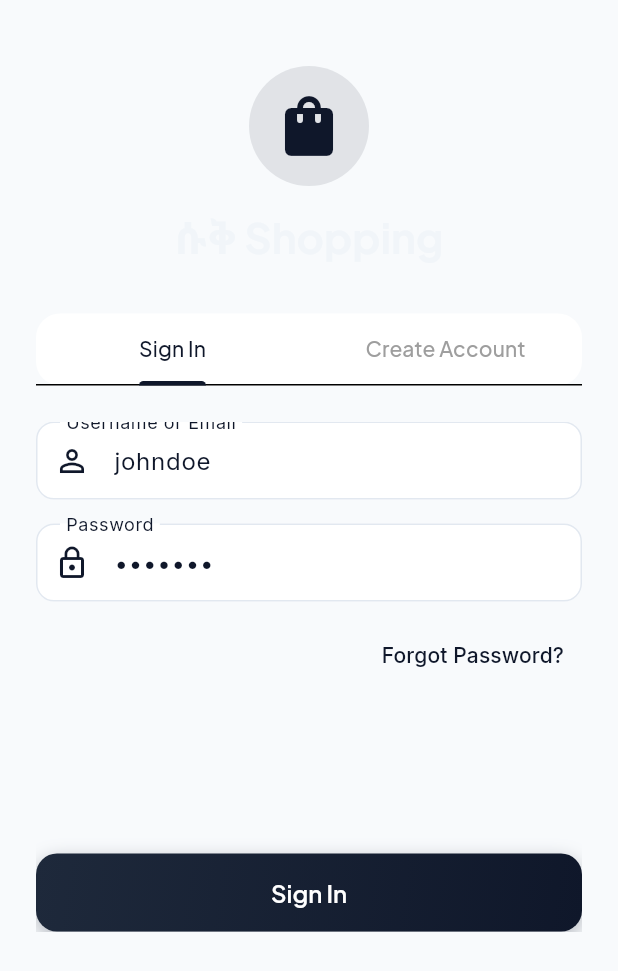
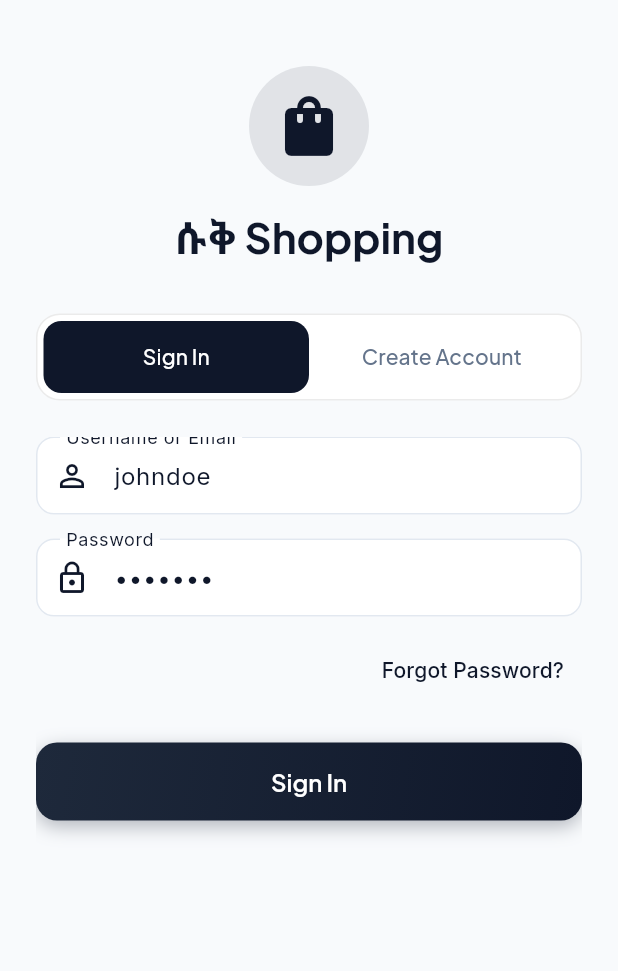
Before and after one commit to FikirteGT/Suk_Shopping-, a Flutter app: the AuthScreen screen opened directly, on a phone screen of 412 x 824 dp. Shown: the top 971 px of the screen. Run offline on Flutter 3.47's test engine with Material 3 defaults, Android fonts, the phone set to English and light mode, and no system bars; our stand-ins replace cached_network_image, fl_chart, flutter_rating_bar, flutter_riverpod, google_fonts, share_plus and 2 more; accounts and stored records are empty.

Commit message:
fix the unvisible lines and make the selected tabs stand out

```diff
--- a/lib/features/auth/presentation/screens/auth_screen.dart
+++ b/lib/features/auth/presentation/screens/auth_screen.dart
@@ -51,13 +51,13 @@ class _AuthScreenState extends State<AuthScreen>
                 child: Container(
                   padding: const EdgeInsets.all(16),
                   decoration: BoxDecoration(
-                    color: AppColors.primary.withValues(alpha: 0.1),
+                    color: Theme.of(context).colorScheme.primary.withValues(alpha: 0.1),
                     shape: BoxShape.circle,
                   ),
-                  child: const Icon(
+                  child: Icon(
                     Icons.shopping_bag_rounded,
                     size: 48,
-                    color: AppColors.primary,
+                    color: Theme.of(context).colorScheme.primary,
                   ),
                 ),
               ),
@@ -67,22 +67,32 @@ class _AuthScreenState extends State<AuthScreen>
                   'ሱቅ Shopping',
                   style: Theme.of(context).textTheme.headlineMedium?.copyWith(
                         fontWeight: FontWeight.bold,
-                        color: AppColors.secondary,
+                        color: Theme.of(context).colorScheme.primary,
                       ),
                 ),
               ),
               const SizedBox(height: 32),
               Container(
+                padding: const EdgeInsets.all(4),
                 decoration: BoxDecoration(
                   color: Theme.of(context).colorScheme.surface,
                   borderRadius: BorderRadius.circular(16),
+                  border: Border.all(
+                    color: Theme.of(context).dividerColor.withValues(alpha: 0.08),
+                  ),
                 ),
                 child: TabBar(
                   controller: _tabController,
-                  indicatorColor: AppColors.primary,
-                  labelColor: AppColors.primary,
-                  unselectedLabelColor: Colors.grey,
-                  selectedLabelColor: AppColors.grey,
+                  indicator: BoxDecoration(
+                    borderRadius: BorderRadius.circular(12),
+                    color: Theme.of(context).colorScheme.primary,
+                  ),
+                  labelColor: Theme.of(context).colorScheme.onPrimary,
+                  unselectedLabelColor: Theme.of(context).brightness == Brightness.dark
+                      ? AppColors.darkTextSecondary
+                      : AppColors.lightTextSecondary,
+                  indicatorSize: TabBarIndicatorSize.tab,
+                  dividerColor: Colors.transparent,
                   tabs: const [
                     Tab(text: 'Sign In'),
                     Tab(text: 'Create Account'),
@@ -91,7 +101,7 @@ class _AuthScreenState extends State<AuthScreen>
               ),
               const SizedBox(height: 24),
               SizedBox(
-                height: 340,
+                height: 380,
                 child: TabBarView(
                   controller: _tabController,
                   children: [
@@ -124,7 +134,7 @@ class _AuthScreenState extends State<AuthScreen>
                               child: const Text('Forgot Password?'),
                             ),
                           ),
-                          const Spacer(),
+                          const SizedBox(height: 24),
                           CustomButton(
                             text: 'Sign In',
                             isLoading: _isLoading,
@@ -159,7 +169,7 @@ class _AuthScreenState extends State<AuthScreen>
                               prefixIcon: Icon(Icons.lock_outline),
                             ),
                           ),
-                          const Spacer(),
+                          const SizedBox(height: 32),
                           CustomButton(
                             text: 'Register',
                             isLoading: _isLoading,
```
